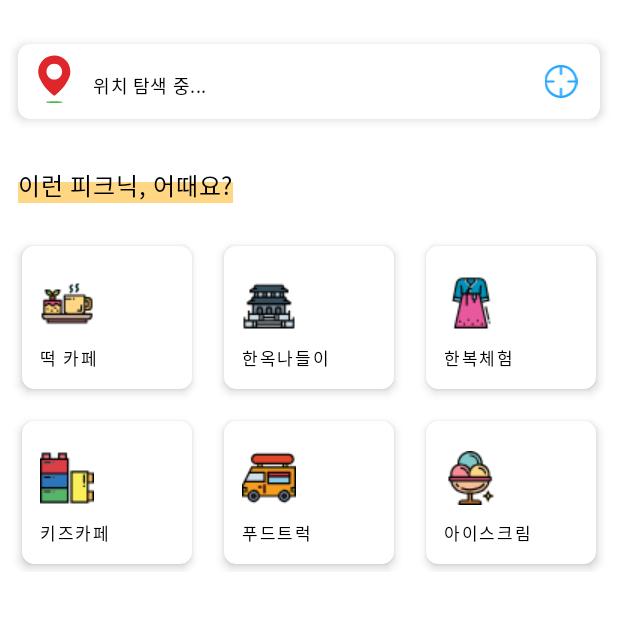
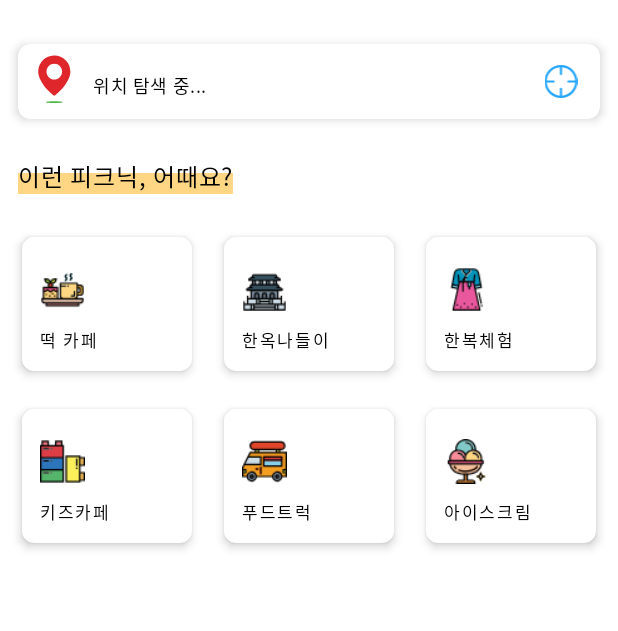
Before and after one commit to hakzzang/Picnic, an Android app: the RecommendActivity screen opened directly, with no data from a screen before it, on a phone screen of 412 x 824 dp, the part 58-689 px from its top. Run offline under Robolectric (Android 15) with nearby library versions, the light colour scheme and no system bars; our stand-ins replace RxJava; pictures from the network do not load.

Commit message:
추천화면 Style 추가, values 수정

```diff
--- a/app/src/main/res/values/dimens_recommend.xml
+++ b/app/src/main/res/values/dimens_recommend.xml
@@ -2,13 +2,18 @@
 <resources>
     <dimen name="recommend_padding_half">6dp</dimen>
     <dimen name="recommend_padding">12dp</dimen>
-    <dimen name="recommend_top_margin">20dp</dimen>
-    <dimen name="recommend_menu_space_vertical">4dp</dimen>
-    <dimen name="recommend_menu_space_horizontal">8dp</dimen>
+    <dimen name="recommend_top_margin">14dp</dimen>
+    <dimen name="recommend_menu_space">4dp</dimen>
     <dimen name="recommend_menu_padding">20dp</dimen>
-    <dimen name="recommend_menu_icon_size">36dp</dimen>
+    <dimen name="recommend_menu_icon_size">30dp</dimen>
     <dimen name="recommend_menu_height">270dp</dimen>
 
     <dimen name="recommend_bottom_space">56dp</dimen>
     <dimen name="recommend_bottom_start_margin">24dp</dimen>
+
+    <dimen name="recommend_drawer_margin_right">-64dp</dimen>
+    <dimen name="recommend_drawer_space">64dp</dimen>
+    <dimen name="recommend_drawer_menu_icon">24dp</dimen>
+    <dimen name="recommend_drawer_menu_icon_size">36dp</dimen>
+    <dimen name="recommend_drawer_menu_size">100dp</dimen>
 </resources>
--- a/app/src/main/res/values/styles.xml
+++ b/app/src/main/res/values/styles.xml
@@ -42,7 +42,7 @@
     <style name="Toolbar.Title" parent="TextAppearance.MaterialComponents.Subtitle1">
         <item name="android:layout_width">wrap_content</item>
         <item name="android:layout_height">wrap_content</item>
-        <item name="fontFamily">@font/nanumbarungothic_light</item>
+        <item name="fontFamily">@font/nanumbarungothic</item>
         <item name="android:letterSpacing">0.5</item>
     </style>
 </resources>
```
Also changed, not shown: app/src/main/res/values/styles_recommend.xml (+8 -0 lines).
